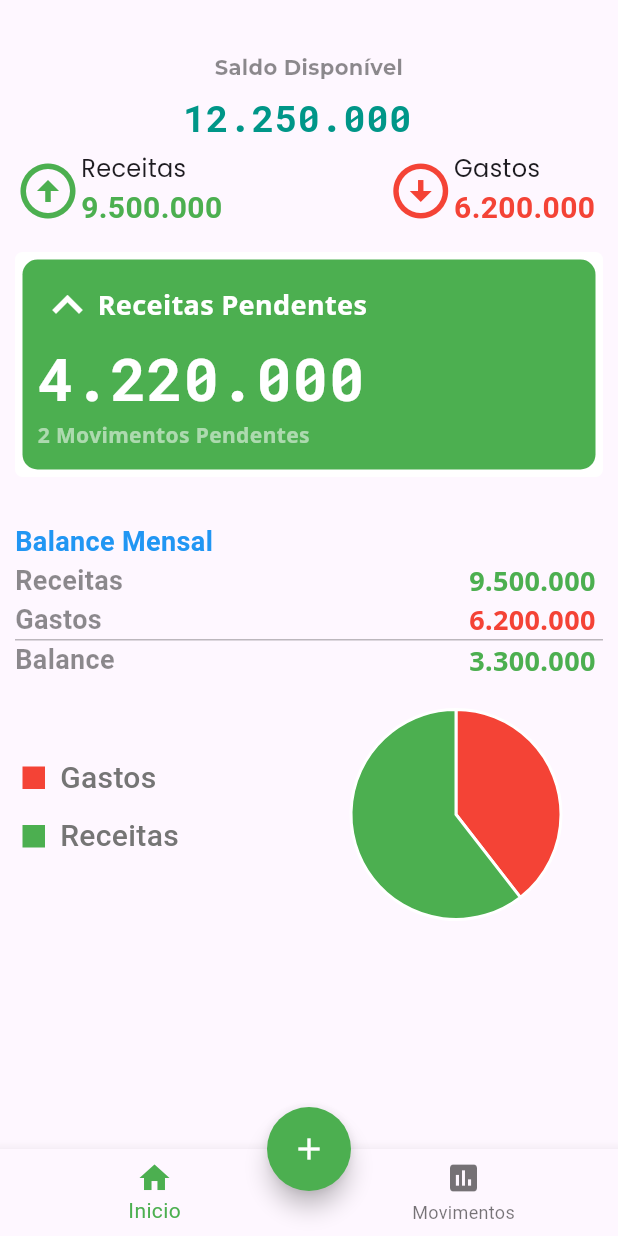
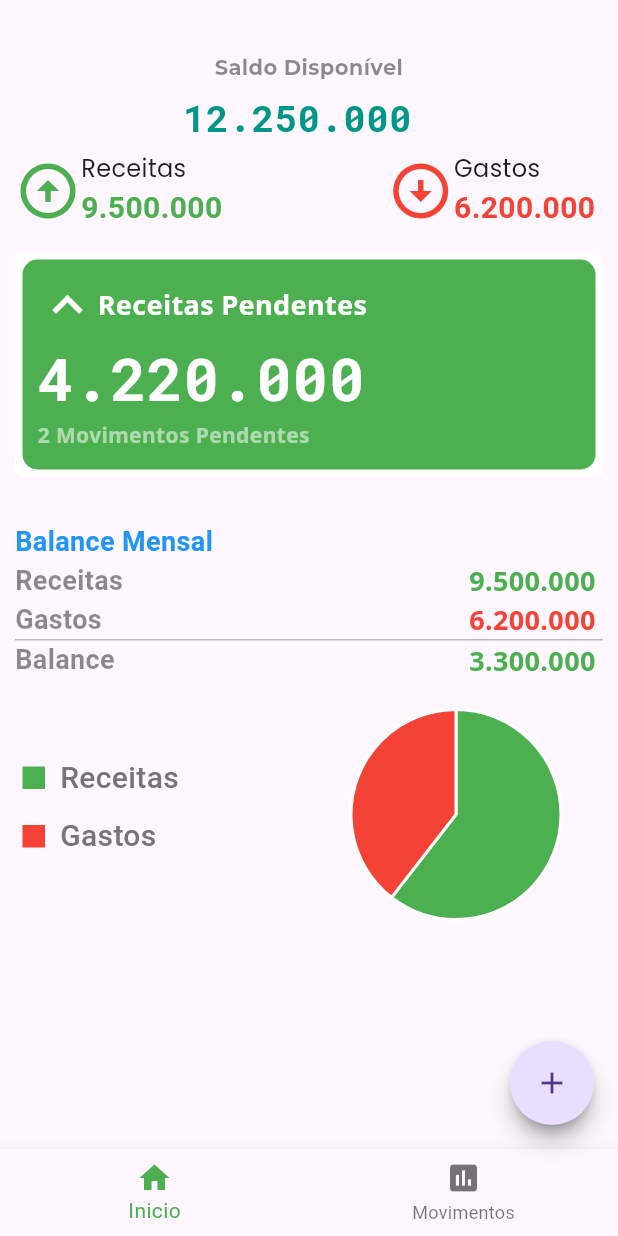
Before and after one commit to mroncatto/money-tracking, a Flutter app: the screen it shows after launch, on a phone screen of 412 x 824 dp. Run offline on Flutter 3.47's test engine with Material 3 defaults, Android fonts, the phone set to English and light mode, and no system bars; our stand-ins replace charts_flutter, google_fonts; missing offline and left inert: flutter_month_picker; Roboto replaces fonts that are missing (Hindi).

Commit message:
feat: add expandable fab

```diff
--- a/lib/home.dart
+++ b/lib/home.dart
@@ -1,6 +1,11 @@
 import 'package:flutter/material.dart';
+import 'package:money_tracking/commons/enums/tipo_movimento.dart';
+import 'package:money_tracking/commons/enums/tipo_movimento_caixa.dart';
 import 'package:money_tracking/pages/home/dashboard.dart';
 import 'package:money_tracking/pages/movimentos/movimento_page.dart';
+import 'package:money_tracking/pages/movimentos/novo_movimento.dart';
+import 'package:money_tracking/widget/action-button.dart';
+import 'package:money_tracking/widget/expandable_fab.dart';
 
 class Home extends StatefulWidget {
   const Home({super.key});
@@ -11,6 +16,33 @@ class Home extends StatefulWidget {
 
 class _HomeState extends State<Home> {
   int _indicePagina = 0;
+
+  void _abrirNovaDespesa() {
+    Navigator.push(
+        context,
+        MaterialPageRoute(
+            builder: (context) => const NovoMovimento(
+                tipoMovimento: TipoMovimento.Saida,
+                tipoMovCaixa: TipoMovCaixa.Gastos)));
+  }
+
+  void _abrirNovaReceita() {
+    Navigator.push(
+        context,
+        MaterialPageRoute(
+            builder: (context) => const NovoMovimento(
+                tipoMovimento: TipoMovimento.Entrada,
+                tipoMovCaixa: TipoMovCaixa.Receitas)));
+  }
+
+  void _abrirNovaTransferencia() {
+    Navigator.push(
+        context,
+        MaterialPageRoute(
+            builder: (context) => const NovoMovimento(
+                tipoMovimento: TipoMovimento.Saida,
+                tipoMovCaixa: TipoMovCaixa.Transacoes)));
+  }
 
   @override
   Widget build(BuildContext context) {
@@ -72,18 +104,26 @@ class _HomeState extends State<Home> {
               icon: Icon(Icons.settings))*/
           ],
         ),
-        floatingActionButton: FloatingActionButton(
-          onPressed: () {
-            if(_indicePagina == 0) {
-
-            }
-          },
-          backgroundColor: Colors.green,
-          shape: const CircleBorder(),
-          foregroundColor: Colors.white,
-          child: const Icon(Icons.add),
+        floatingActionButton: ExpandableFab(
+          distance: 112,
+          children: [
+            ActionButton(
+              onPressed: () => _abrirNovaDespesa(),
+              icon: const Icon(Icons.keyboard_arrow_down_outlined),
+              color: Colors.red,
+            ),
+            ActionButton(
+              onPressed: () => _abrirNovaReceita(),
+              icon: const Icon(Icons.keyboard_arrow_up_outlined),
+              color: Colors.green,
+            ),
+            ActionButton(
+              onPressed: () => _abrirNovaTransferencia(),
+              icon: const Icon(Icons.move_up_outlined),
+              color: Colors.blue,
+            ),
+          ],
         ),
-        floatingActionButtonLocation:
-            FloatingActionButtonLocation.centerDocked);
+    );
   }
 }
--- a/lib/pages/home/widget/month_balance.dart
+++ b/lib/pages/home/widget/month_balance.dart
@@ -18,15 +18,15 @@ class MonthBalance extends StatelessWidget {
   Widget build(BuildContext context) {
     List<BalanceSeries> data = [
       BalanceSeries(
+          stage: Messages.income,
+          percent: totalReceita.toInt(),
+          barColor: charts.ColorUtil.fromDartColor(Colors.green),
+          color: Colors.green),
+      BalanceSeries(
           stage: Messages.spent,
           percent: totalGasto.toInt(),
           barColor: charts.ColorUtil.fromDartColor(Colors.red),
-          color: Colors.red),
-      BalanceSeries(
-          stage: Messages.income,
-          percent: totalReceita.toInt(),
-          barColor: charts.ColorUtil.fromDartColor(Colors.green),
-          color: Colors.green)
+          color: Colors.red)
     ];
 
     double _balance() {
--- /dev/null
+++ b/lib/widget/expandable_fab.dart
@@ -0,0 +1,185 @@
+import 'package:flutter/material.dart';
+import 'dart:math' as math;
+
+@immutable
+class ExpandableFab extends StatefulWidget {
+  const ExpandableFab({
+    super.key,
+    this.initialOpen,
+    required this.distance,
+    required this.children,
+  });
+
+  final bool? initialOpen;
+  final double distance;
+  final List<Widget> children;
+
+  @override
+  State<ExpandableFab> createState() => _ExpandableFabState();
+}
+
+class _ExpandableFabState extends State<ExpandableFab>
+    with SingleTickerProviderStateMixin {
+  late final AnimationController _controller;
+  late final Animation<double> _expandAnimation;
+  bool _open = false;
+
+  @override
+  void initState() {
+    super.initState();
+    _open = widget.initialOpen ?? false;
+    _controller = AnimationController(
+      value: _open ? 1.0 : 0.0,
+      duration: const Duration(milliseconds: 250),
+      vsync: this,
+    );
+    _expandAnimation = CurvedAnimation(
+      curve: Curves.fastOutSlowIn,
+      reverseCurve: Curves.easeOutQuad,
+      parent: _controller,
+    );
+  }
+
+  @override
+  void dispose() {
+    _controller.dispose();
+    super.dispose();
+  }
+
+  void _toggle() {
+    setState(() {
+      _open = !_open;
+      if (_open) {
+        _controller.forward();
+      } else {
+        _controller.reverse();
+      }
+    });
+  }
+
+  @override
+  Widget build(BuildContext context) {
+    return SizedBox.expand(
+      child: Stack(
+        alignment: Alignment.bottomRight,
+        clipBehavior: Clip.none,
+        children: [
+          _buildTapToCloseFab(),
+          ..._buildExpandingActionButtons(),
+          _buildTapToOpenFab(),
+        ],
+      ),
+    );
+  }
+
+  List<Widget> _buildExpandingActionButtons() {
+    final children = <Widget>[];
+    final count = widget.children.length;
+    final step = 90.0 / (count - 1);
+    for (var i = 0, angleInDegrees = 0.0;
+    i < count;
+    i++, angleInDegrees += step) {
+      children.add(
+        _ExpandingActionButton(
+          directionInDegrees: angleInDegrees,
+          maxDistance: widget.distance,
+          progress: _expandAnimation,
+          child: widget.children[i],
+        ),
+      );
+    }
+    return children;
+  }
+
+  Widget _buildTapToCloseFab() {
+    return SizedBox(
+      width: 56,
+      height: 56,
+      child: Center(
+        child: Material(
+          shape: const CircleBorder(),
+          clipBehavior: Clip.antiAlias,
+          elevation: 4,
+          child: InkWell(
+            onTap: _toggle,
+            child: Padding(
+              padding: const EdgeInsets.all(8),
+              child: Icon(
+                Icons.close,
+                size: 30,
+                color: Theme.of(context).primaryColor,
+              ),
+            ),
+          ),
+        ),
+      ),
+    );
+  }
+
+  Widget _buildTapToOpenFab() {
+    return IgnorePointer(
+      ignoring: _open,
+      child: AnimatedContainer(
+        transformAlignment: Alignment.center,
+        transform: Matrix4.diagonal3Values(
+          _open ? 0.7 : 1.0,
+          _open ? 0.7 : 1.0,
+          1.0,
+        ),
+        duration: const Duration(milliseconds: 250),
+        curve: const Interval(0.0, 0.5, curve: Curves.easeOut),
+        child: AnimatedOpacity(
+          opacity: _open ? 0.0 : 1.0,
+          curve: const Interval(0.25, 1.0, curve: Curves.easeInOut),
+          duration: const Duration(milliseconds: 250),
+          child: FloatingActionButton(
+            onPressed: _toggle,
+            shape: const CircleBorder(),
+            child: const Icon(Icons.add),
+          ),
+        ),
+      ),
+    );
+  }
+
+}
+
+@immutable
+class _ExpandingActionButton extends StatelessWidget {
+  const _ExpandingActionButton({
+    required this.directionInDegrees,
+    required this.maxDistance,
+    required this.progress,
+    required this.child,
+  });
+
+  final double directionInDegrees;
+  final double maxDistance;
+  final Animation<double> progress;
+  final Widget child;
+
+  @override
+  Widget build(BuildContext context) {
+    return AnimatedBuilder(
+      animation: progress,
+      builder: (context, child) {
+        final offset = Offset.fromDirection(
+          directionInDegrees * (math.pi / 180.0),
+          progress.value * maxDistance,
+        );
+        return Positioned(
+          right: 4.0 + offset.dx,
+          bottom: 4.0 + offset.dy,
+          child: Transform.rotate(
+            angle: (1.0 - progress.value) * math.pi / 2,
+            child: child!,
+          ),
+        );
+      },
+      child: FadeTransition(
+        opacity: progress,
+        child: child,
+      ),
+    );
+  }
+}
```
Also changed, not shown: lib/pages/movimentos/novo_movimento.dart (added, +54 -0 lines), lib/widget/action-button.dart (added, +25 -0 lines).
